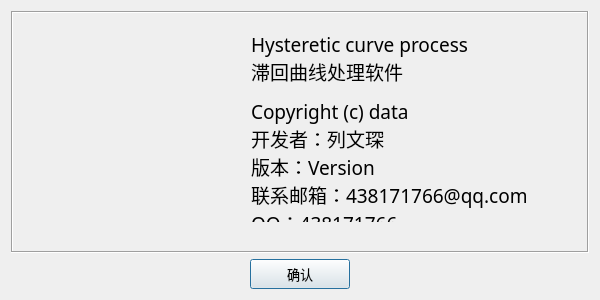
Before: the Qt Designer form ui/WinAbout.ui in WenchenLie/HystereticCurveAnalysis, drawn with Qt 5.
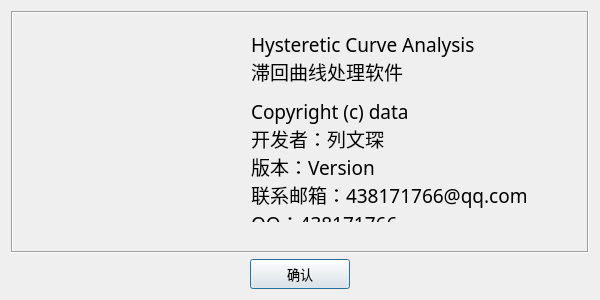
After: the same form once the commit is applied. Icons and pictures are not drawn.

Diff of the .ui file:
```diff
--- a/ui/WinAbout.ui
+++ b/ui/WinAbout.ui
@@ -94,7 +94,7 @@
        </rect>
       </property>
       <property name="text">
-       <string>&lt;html&gt;&lt;head/&gt;&lt;body&gt;&lt;p&gt;&lt;span style=&quot; font-size:14pt; color:#000000;&quot;&gt;Hysteretic curve process&lt;br/&gt;滞回曲线处理软件&lt;/span&gt;&lt;/p&gt;&lt;p&gt;&lt;span style=&quot; font-size:14pt; color:#000000;&quot;&gt;Copyright (c) data&lt;br/&gt;开发者：列文琛&lt;br/&gt;版本：Version&lt;br/&gt;联系邮箱：438171766@qq.com&lt;br/&gt;QQ：438171766&lt;/span&gt;&lt;/p&gt;&lt;/body&gt;&lt;/html&gt;</string>
+       <string>&lt;html&gt;&lt;head/&gt;&lt;body&gt;&lt;p&gt;&lt;span style=&quot; font-size:14pt; color:#000000;&quot;&gt;Hysteretic Curve Analysis&lt;br/&gt;滞回曲线处理软件&lt;/span&gt;&lt;/p&gt;&lt;p&gt;&lt;span style=&quot; font-size:14pt; color:#000000;&quot;&gt;Copyright (c) data&lt;br/&gt;开发者：列文琛&lt;br/&gt;版本：Version&lt;br/&gt;联系邮箱：438171766@qq.com&lt;br/&gt;QQ：438171766&lt;/span&gt;&lt;/p&gt;&lt;/body&gt;&lt;/html&gt;</string>
       </property>
      </widget>
     </widget>
```
